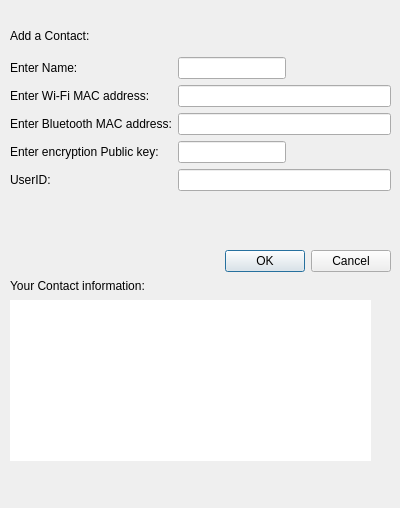
First picture: the form in ui_files/main_window/test_contactdialogue.ui, repository christianfoster2025/messaging_project, before the edit.
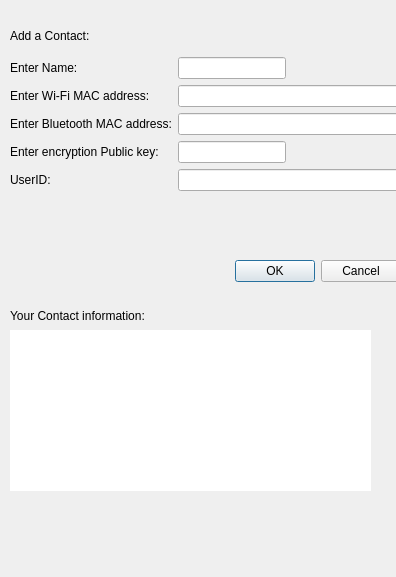
Second picture: the form after the edit.

What changed in the file:
```diff
--- a/ui_files/main_window/test_contactdialogue.ui
+++ b/ui_files/main_window/test_contactdialogue.ui
@@ -6,8 +6,8 @@
    <rect>
     <x>0</x>
     <y>0</y>
-    <width>400</width>
-    <height>508</height>
+    <width>396</width>
+    <height>577</height>
    </rect>
   </property>
   <property name="windowTitle">
@@ -18,8 +18,8 @@
     <rect>
      <x>10</x>
      <y>20</y>
-     <width>381</width>
-     <height>441</height>
+     <width>391</width>
+     <height>471</height>
     </rect>
    </property>
    <layout class="QVBoxLayout" name="verticalLayout">
@@ -130,6 +130,22 @@
       </property>
      </widget>
     </item>
+    <item>
+     <widget class="QLabel" name="errorlabel">
+      <property name="sizePolicy">
+       <sizepolicy hsizetype="Preferred" vsizetype="Fixed">
+        <horstretch>0</horstretch>
+        <verstretch>0</verstretch>
+       </sizepolicy>
+      </property>
+      <property name="styleSheet">
+       <string notr="true">color:red</string>
+      </property>
+      <property name="text">
+       <string/>
+      </property>
+     </widget>
+    </item>
     <item>
      <widget class="QLabel" name="header2">
       <property name="maximumSize">
```
